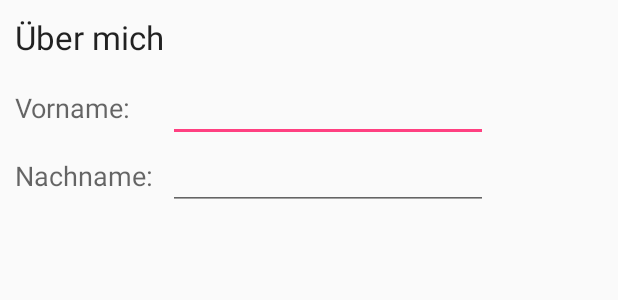
After one commit to RalNeu/Project_Hoops, an Android app: the layout fragment_editprofile.xml on its own in the app's theme, with its tools: preview values and no code run, on a phone screen of 412 x 824 dp. The commit adds this screen. Shown: the top 300 px of the screen. Run offline under Robolectric (Android 15) with nearby library versions, the phone set to English and light mode, and no system bars.

Commit message:
Endergebnis 06.05.16

```diff
--- a/app/src/main/java/ulm/hochschule/project_hoops/MainActivity.java
+++ b/app/src/main/java/ulm/hochschule/project_hoops/MainActivity.java
@@ -65,7 +65,7 @@ public class MainActivity extends AppCompatActivity
 
         getMenuInflater().inflate(R.menu.main, menu);
 
-        bt_Register = (Button) findViewById(R.id.bt_Register);
+        bt_Register = (Button) findViewById(R.id.btn_Register);
 
         bt_Register.setOnClickListener(new View.OnClickListener() {
             @Override
--- /dev/null
+++ b/app/src/main/res/layout/fragment_editprofile.xml
@@ -0,0 +1,95 @@
+<?xml version="1.0" encoding="utf-8"?>
+<LinearLayout xmlns:android="http://schemas.android.com/apk/res/android"
+    android:orientation="vertical" android:layout_width="match_parent"
+    android:layout_height="match_parent">
+
+    <LinearLayout
+        android:orientation="horizontal"
+        android:layout_width="match_parent"
+        android:layout_height="wrap_content">
+
+        <RelativeLayout
+            android:layout_width="match_parent"
+            android:layout_height="200dp">
+
+            <TextView
+                android:layout_width="wrap_content"
+                android:layout_height="wrap_content"
+                android:textAppearance="?android:attr/textAppearanceLarge"
+                android:text="Über mich"
+                android:id="@+id/textView2"
+                android:layout_alignParentTop="true"
+                android:layout_alignParentLeft="true"
+                android:layout_alignParentStart="false"
+                android:layout_marginTop="10dp"
+                android:layout_marginLeft="10dp" />
+
+            <TableLayout
+                android:layout_width="match_parent"
+                android:layout_height="match_parent"
+                android:layout_below="@+id/textView2"
+                android:layout_alignLeft="@+id/textView2"
+                android:layout_alignStart="@+id/textView2">
+
+                <TableRow
+                    android:layout_width="match_parent"
+                    android:layout_height="match_parent"></TableRow>
+
+                <TableRow
+                    android:layout_width="match_parent"
+                    android:layout_height="match_parent">
+
+                </TableRow>
+
+                <TableRow
+                    android:layout_width="match_parent"
+                    android:layout_height="match_parent">
+
+                </TableRow>
+
+                <TableRow
+                    android:layout_width="match_parent"
+                    android:layout_height="match_parent">
+
+                    <TextView
+                        android:textAppearance="?android:attr/textAppearanceMedium"
+                        android:text="Vorname:"
+                        android:id="@+id/textView3"
+                        android:layout_column="1"
+                        android:layout_marginTop="10dp" />
+
+                    <EditText
+                        android:layout_width="wrap_content"
+                        android:layout_height="wrap_content"
+                        android:inputType="textPersonName"
+                        android:ems="10"
+                        android:id="@+id/editText2"
+                        android:layout_column="4"
+                        android:layout_marginTop="10dp"
+                        android:layout_marginLeft="10dp" />
+                </TableRow>
+
+                <TableRow
+                    android:layout_width="match_parent"
+                    android:layout_height="match_parent">
+
+                    <TextView
+                        android:textAppearance="?android:attr/textAppearanceMedium"
+                        android:text="Nachname:"
+                        android:id="@+id/textView4"
+                        android:layout_column="1" />
+
+                    <EditText
+                        android:layout_width="wrap_content"
+                        android:layout_height="wrap_content"
+                        android:inputType="textPersonName"
+                        android:ems="10"
+                        android:id="@+id/editText3"
+                        android:layout_column="4"
+                        android:layout_marginLeft="10dp" />
+                </TableRow>
+            </TableLayout>
+        </RelativeLayout>
+    </LinearLayout>
+
+</LinearLayout>
```
Also changed, not shown: app/src/main/java/ulm/hochschule/project_hoops/sqlServer.java (added, +119 -0 lines), app/src/main/res/layout/nav_header_main.xml (+6 -4 lines), app/src/main/res/menu/activity_main_drawer.xml (+6 -6 lines), app/src/main/res/values/strings.xml (+4 -5 lines).
